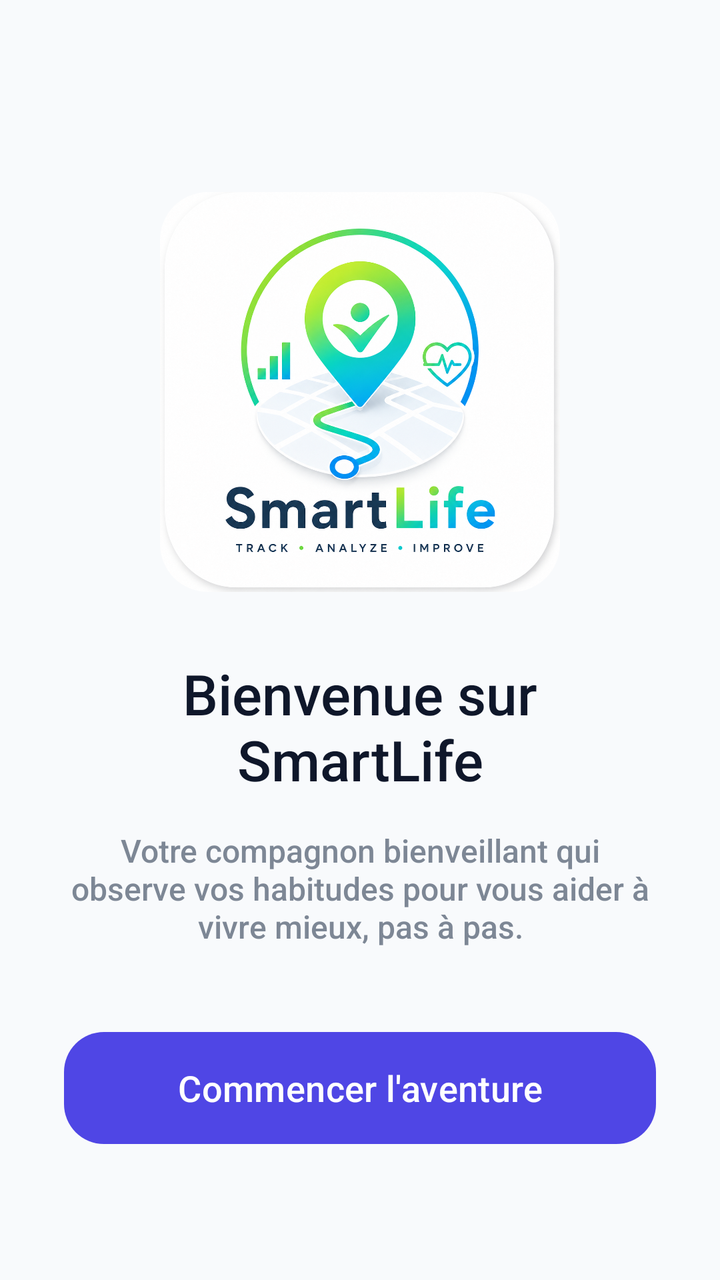
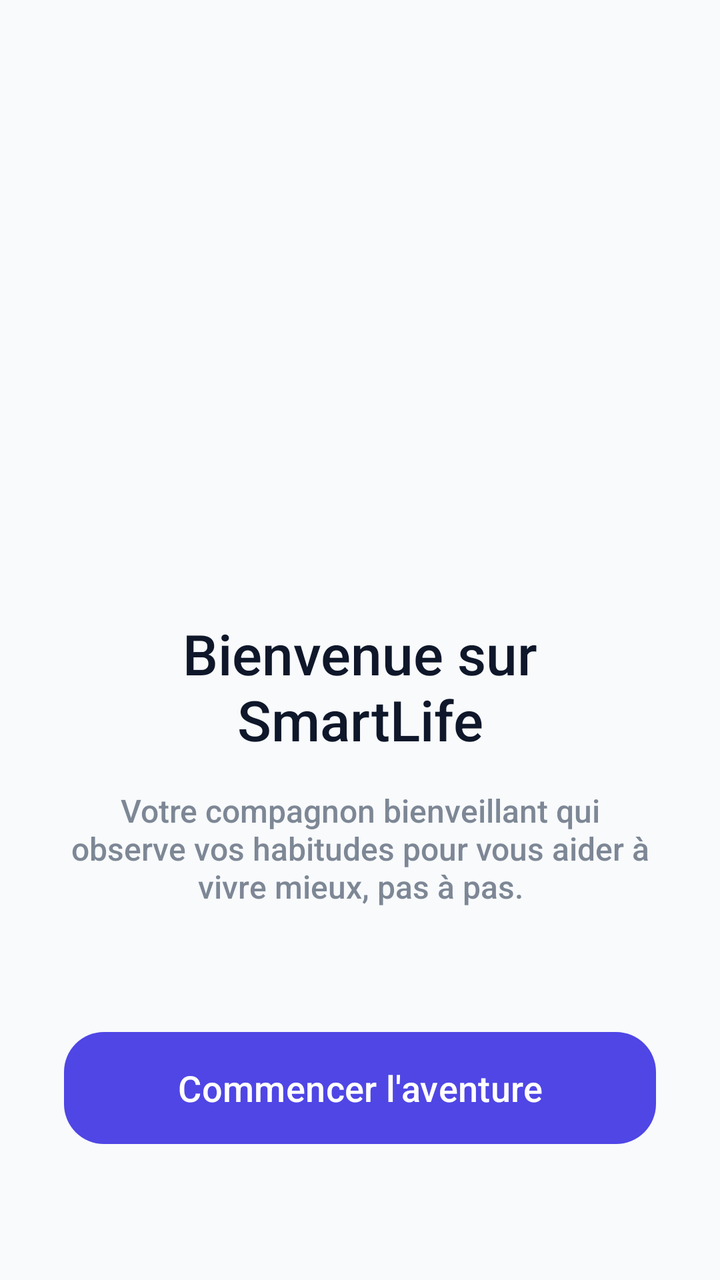

Two renders of the same Android screen: before a commit and after it. Below are the layout's source before the change and the commit's diff.
<!-- AndroidManifest.xml: application theme Theme.SmartLife -->
<!-- res/layout/activity_onboarding.xml -->
<?xml version="1.0" encoding="utf-8"?>
<androidx.constraintlayout.widget.ConstraintLayout xmlns:android="http://schemas.android.com/apk/res/android"
    xmlns:app="http://schemas.android.com/apk/res-auto"
    android:id="@+id/main"
    android:layout_width="match_parent"
    android:layout_height="match_parent"
    android:background="?attr/android:windowBackground"
    android:padding="32dp">

    <com.google.android.material.card.MaterialCardView
        android:id="@+id/cvLogoContainer"
        android:layout_width="200dp"
        android:layout_height="200dp"
        android:layout_marginTop="64dp"
        app:cardCornerRadius="24dp"
        app:cardElevation="0dp"
        app:strokeWidth="0dp"
        app:cardBackgroundColor="@android:color/transparent"
        app:layout_constraintTop_toTopOf="parent"
        app:layout_constraintStart_toStartOf="parent"
        app:layout_constraintEnd_toEndOf="parent">

        <ImageView
            android:id="@+id/ivLogo"
            android:layout_width="match_parent"
            android:layout_height="match_parent"
            android:layout_gravity="center"
            android:src="@mipmap/ic_logo"
            android:scaleType="centerInside"
            android:contentDescription="SmartLife Logo" />
    </com.google.android.material.card.MaterialCardView>

    <TextView
        android:id="@+id/tvTitle"
        android:layout_width="wrap_content"
        android:layout_height="wrap_content"
        android:layout_marginTop="32dp"
        android:text="@string/onboarding_title"
        android:textSize="28sp"
        android:fontFamily="sans-serif-medium"
        android:textColor="?attr/colorOnSurface"
        android:textAlignment="center"
        app:layout_constraintTop_toBottomOf="@id/cvLogoContainer"
        app:layout_constraintStart_toStartOf="parent"
        app:layout_constraintEnd_toEndOf="parent" />

    <TextView
        android:id="@+id/tvDesc"
        android:layout_width="match_parent"
        android:layout_height="wrap_content"
        android:layout_marginTop="16dp"
        android:gravity="center"
        android:text="@string/onboarding_desc"
        android:textSize="16sp"
        android:alpha="0.7"
        android:textColor="?attr/colorOnSurfaceVariant"
        app:layout_constraintTop_toBottomOf="@id/tvTitle" />

    <com.google.android.material.button.MaterialButton
        android:id="@+id/btnNext"
        android:layout_width="match_parent"
        android:layout_height="64dp"
        android:layout_marginBottom="32dp"
        android:text="@string/onboarding_button"
        android:textSize="18sp"
        app:cornerRadius="20dp"
        app:layout_constraintBottom_toBottomOf="parent" />

</androidx.constraintlayout.widget.ConstraintLayout>
<!-- resources referenced by this layout -->
<resources>
  <!-- mipmap ic_logo: png bitmap (mipmap-anydpi-v26, 1047303 bytes) -->
  <string name="onboarding_button">Commencer l\'aventure</string>
  <string name="onboarding_desc">Votre compagnon bienveillant qui observe vos habitudes pour vous aider à vivre mieux, pas à pas.</string>
  <string name="onboarding_title">Bienvenue sur SmartLife</string>
  <style name="Theme.SmartLife" parent="Base.Theme.SmartLife" />
  <style name="Base.Theme.SmartLife" parent="Theme.Material3.DayNight.NoActionBar">
          
          
          <item name="colorPrimary">@color/primary_color</item>
          <item name="colorOnPrimary">@color/white</item>
          <item name="colorPrimaryContainer">@color/primary_light</item>
          <item name="colorOnPrimaryContainer">@color/primary_dark</item>
  
          
          <item name="colorSecondary">@color/secondary_color</item>
          <item name="colorOnSecondary">@color/white</item>
          <item name="colorSecondaryContainer">@color/secondary_light</item>
          <item name="colorOnSecondaryContainer">@color/secondary_dark</item>
  
          
          <item name="colorTertiary">@color/tertiary_color</item>
          <item name="colorOnTertiary">@color/white</item>
          <item name="colorTertiaryContainer">@color/tertiary_light</item>
          <item name="colorOnTertiaryContainer">@color/tertiary_dark</item>
  
          
          <item name="android:windowBackground">@color/background_light</item>
          <item name="colorSurface">@color/surface_color</item>
          <item name="colorOnSurface">@color/text_main</item>
          <item name="colorSurfaceVariant">@color/outline_variant</item>
          <item name="colorOnSurfaceVariant">@color/text_secondary</item>
          <item name="colorOutline">@color/outline_variant</item>
  
          
          <item name="android:fontFamily">sans-serif-medium</item>
      </style>
  <color name="primary_color">#4F46E5</color>
  <color name="white">#FFFFFFFF</color>
  <color name="primary_light">#E0E7FF</color>
  <color name="primary_dark">#3730A3</color>
  <color name="secondary_color">#06B6D4</color>
  <color name="secondary_light">#CFFAFE</color>
  <color name="secondary_dark">#0E7490</color>
  <color name="tertiary_color">#F59E0B</color>
  <color name="tertiary_light">#FEF3C7</color>
  <color name="tertiary_dark">#B45309</color>
  <color name="background_light">#F8FAFC</color>
  <color name="surface_color">#FFFFFF</color>
  <color name="text_main">#0F172A</color>
  <color name="outline_variant">#E2E8F0</color>
  <color name="text_secondary">#475569</color>
</resources>

<!-- the commit's change to res/layout/activity_onboarding.xml (unified diff, before → after) -->
@@ -9,10 +9,10 @@
 
     <com.google.android.material.card.MaterialCardView
         android:id="@+id/cvLogoContainer"
-        android:layout_width="200dp"
-        android:layout_height="200dp"
+        android:layout_width="180dp"
+        android:layout_height="180dp"
         android:layout_marginTop="64dp"
-        app:cardCornerRadius="24dp"
+        app:cardCornerRadius="32dp"
         app:cardElevation="0dp"
         app:strokeWidth="0dp"
         app:cardBackgroundColor="@android:color/transparent"
@@ -26,7 +26,7 @@
             android:layout_height="match_parent"
             android:layout_gravity="center"
             android:src="@mipmap/ic_logo"
-            android:scaleType="centerInside"
+            android:scaleType="fitCenter"
             android:contentDescription="SmartLife Logo" />
     </com.google.android.material.card.MaterialCardView>
 
<!-- resource entries referenced after the edit -->
@@ -1,10 +1,16 @@
 <!-- resources referenced by this layout -->
 <resources>
-  <!-- mipmap ic_logo: png bitmap (mipmap-anydpi-v26, 1047303 bytes) -->
+  <!-- mipmap ic_logo (mipmap-anydpi-v26) -->
+  <?xml version="1.0" encoding="utf-8"?>
+  <adaptive-icon xmlns:android="http://schemas.android.com/apk/res/android">
+      <background android:drawable="@drawable/ic_logo_background"/>
+      <foreground android:drawable="@mipmap/ic_logo_foreground"/>
+  </adaptive-icon>
   <string name="onboarding_button">Commencer l\'aventure</string>
   <string name="onboarding_desc">Votre compagnon bienveillant qui observe vos habitudes pour vous aider à vivre mieux, pas à pas.</string>
   <string name="onboarding_title">Bienvenue sur SmartLife</string>
   <style name="Theme.SmartLife" parent="Base.Theme.SmartLife" />
+  <!-- drawable ic_logo_background: vector/xml drawable (drawable, 4866 chars, omitted) -->
   <style name="Base.Theme.SmartLife" parent="Theme.Material3.DayNight.NoActionBar">
           
           
